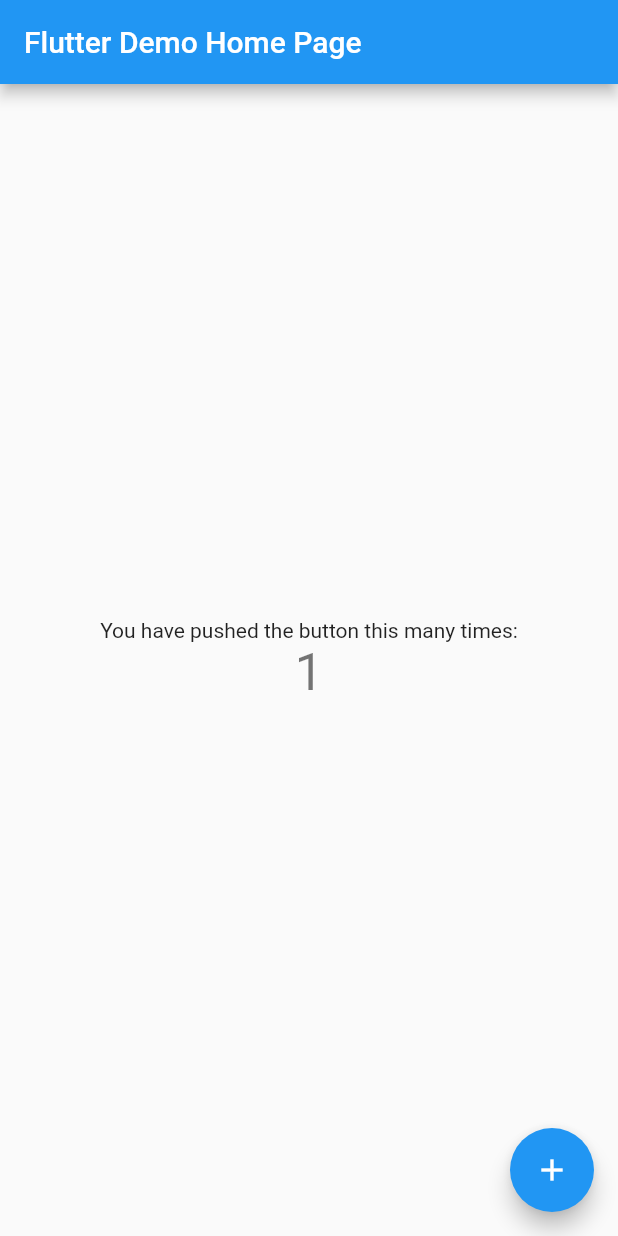
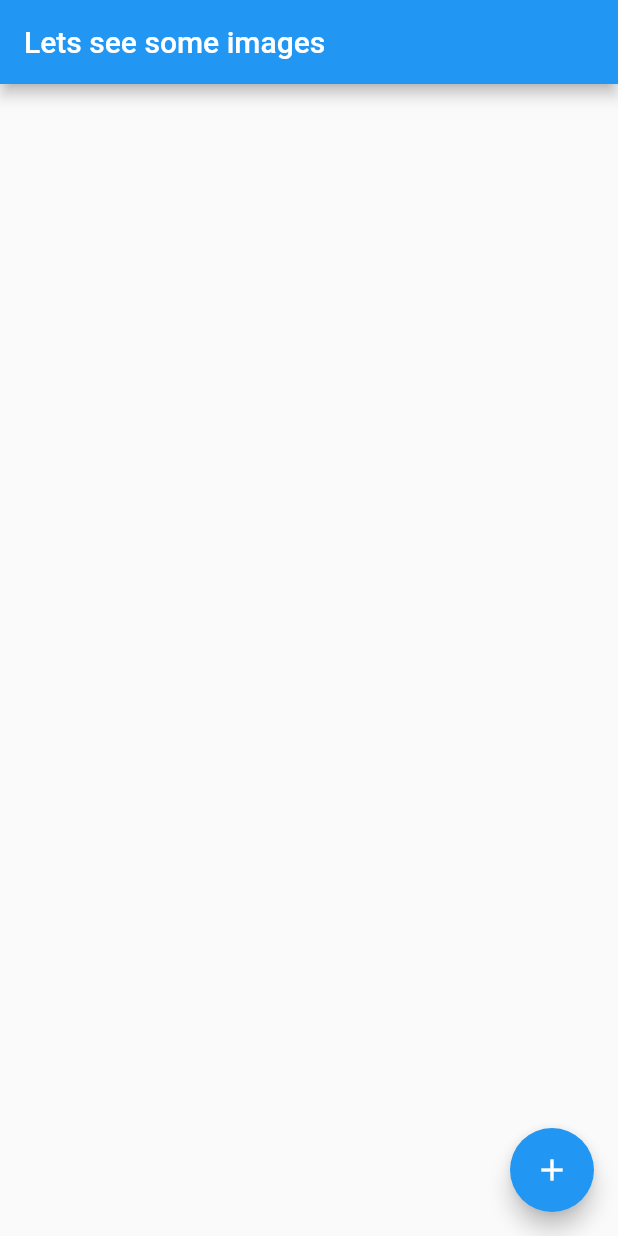
Before and after one commit to jcelder/dart_and_flutter_complete_guide, a Flutter app: the screen it shows after launch, after a tap on the "add" icon, on a phone screen of 412 x 824 dp. Run offline on Flutter 3.47's test engine with Material 2 defaults, Android fonts, the phone set to English and light mode, and no system bars.

Commit message:
Add project boilerplate

```diff
--- a/pics/lib/main.dart
+++ b/pics/lib/main.dart
@@ -1,111 +1,20 @@
 import 'package:flutter/material.dart';
 
-void main() => runApp(MyApp());
+void main() {
 
-class MyApp extends StatelessWidget {
-  // This widget is the root of your application.
-  @override
-  Widget build(BuildContext context) {
-    return MaterialApp(
-      title: 'Flutter Demo',
-      theme: ThemeData(
-        // This is the theme of your application.
-        //
-        // Try running your application with "flutter run". You'll see the
-        // application has a blue toolbar. Then, without quitting the app, try
-        // changing the primarySwatch below to Colors.green and then invoke
-        // "hot reload" (press "r" in the console where you ran "flutter run",
-        // or simply save your changes to "hot reload" in a Flutter IDE).
-        // Notice that the counter didn't reset back to zero; the application
-        // is not restarted.
-        primarySwatch: Colors.blue,
-      ),
-      home: MyHomePage(title: 'Flutter Demo Home Page'),
-    );
-  }
-}
-
-class MyHomePage extends StatefulWidget {
-  MyHomePage({Key key, this.title}) : super(key: key);
-
-  // This widget is the home page of your application. It is stateful, meaning
-  // that it has a State object (defined below) that contains fields that affect
-  // how it looks.
-
-  // This class is the configuration for the state. It holds the values (in this
-  // case the title) provided by the parent (in this case the App widget) and
-  // used by the build method of the State. Fields in a Widget subclass are
-  // always marked "final".
-
-  final String title;
-
-  @override
-  _MyHomePageState createState() => _MyHomePageState();
-}
-
-class _MyHomePageState extends State<MyHomePage> {
-  int _counter = 0;
-
-  void _incrementCounter() {
-    setState(() {
-      // This call to setState tells the Flutter framework that something has
-      // changed in this State, which causes it to rerun the build method below
-      // so that the display can reflect the updated values. If we changed
-      // _counter without calling setState(), then the build method would not be
-      // called again, and so nothing would appear to happen.
-      _counter++;
-    });
-  }
-
-  @override
-  Widget build(BuildContext context) {
-    // This method is rerun every time setState is called, for instance as done
-    // by the _incrementCounter method above.
-    //
-    // The Flutter framework has been optimized to make rerunning build methods
-    // fast, so that you can just rebuild anything that needs updating rather
-    // than having to individually change instances of widgets.
-    return Scaffold(
+  var app = MaterialApp(
+    home: Scaffold(
       appBar: AppBar(
-        // Here we take the value from the MyHomePage object that was created by
-        // the App.build method, and use it to set our appbar title.
-        title: Text(widget.title),
-      ),
-      body: Center(
-        // Center is a layout widget. It takes a single child and positions it
-        // in the middle of the parent.
-        child: Column(
-          // Column is also layout widget. It takes a list of children and
-          // arranges them vertically. By default, it sizes itself to fit its
-          // children horizontally, and tries to be as tall as its parent.
-          //
-          // Invoke "debug painting" (press "p" in the console, choose the
-          // "Toggle Debug Paint" action from the Flutter Inspector in Android
-          // Studio, or the "Toggle Debug Paint" command in Visual Studio Code)
-          // to see the wireframe for each widget.
-          //
-          // Column has various properties to control how it sizes itself and
-          // how it positions its children. Here we use mainAxisAlignment to
-          // center the children vertically; the main axis here is the vertical
-          // axis because Columns are vertical (the cross axis would be
-          // horizontal).
-          mainAxisAlignment: MainAxisAlignment.center,
-          children: <Widget>[
-            Text(
-              'You have pushed the button this many times:',
-            ),
-            Text(
-              '$_counter',
-              style: Theme.of(context).textTheme.display1,
-            ),
-          ],
-        ),
+        title: Text('Lets see some images'),
       ),
       floatingActionButton: FloatingActionButton(
-        onPressed: _incrementCounter,
-        tooltip: 'Increment',
+        onPressed: () {
+          print('Hi there!');
+        },
         child: Icon(Icons.add),
-      ), // This trailing comma makes auto-formatting nicer for build methods.
-    );
-  }
+      ),
+    ),
+  );
+
+  runApp(app);
 }
```
